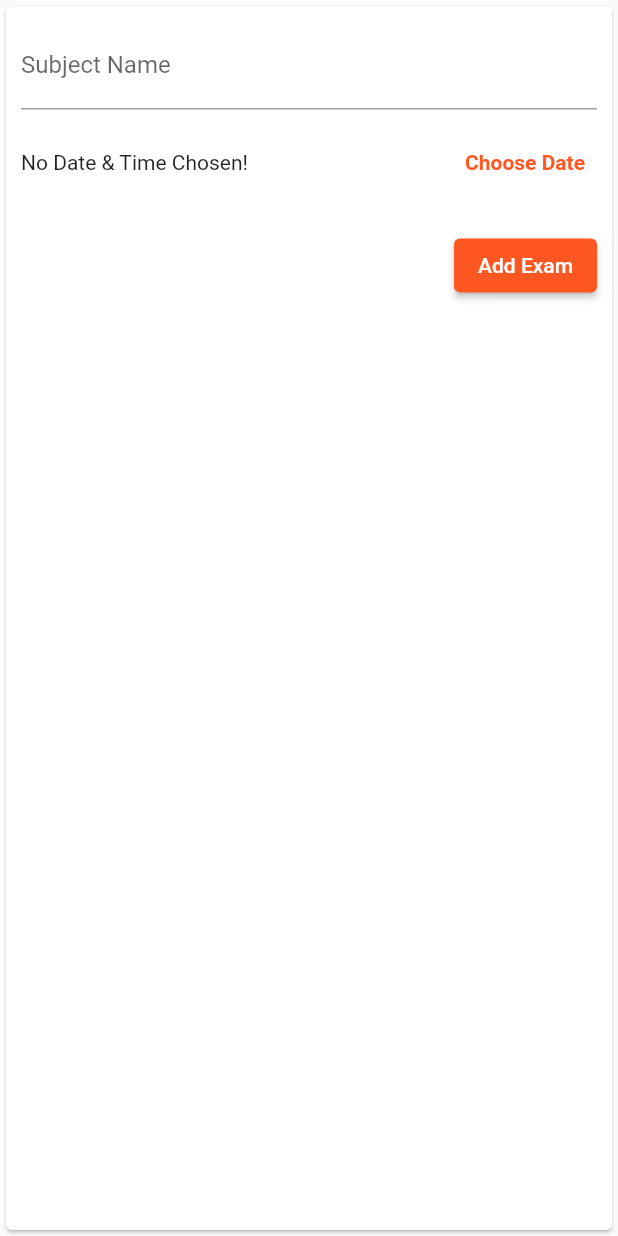
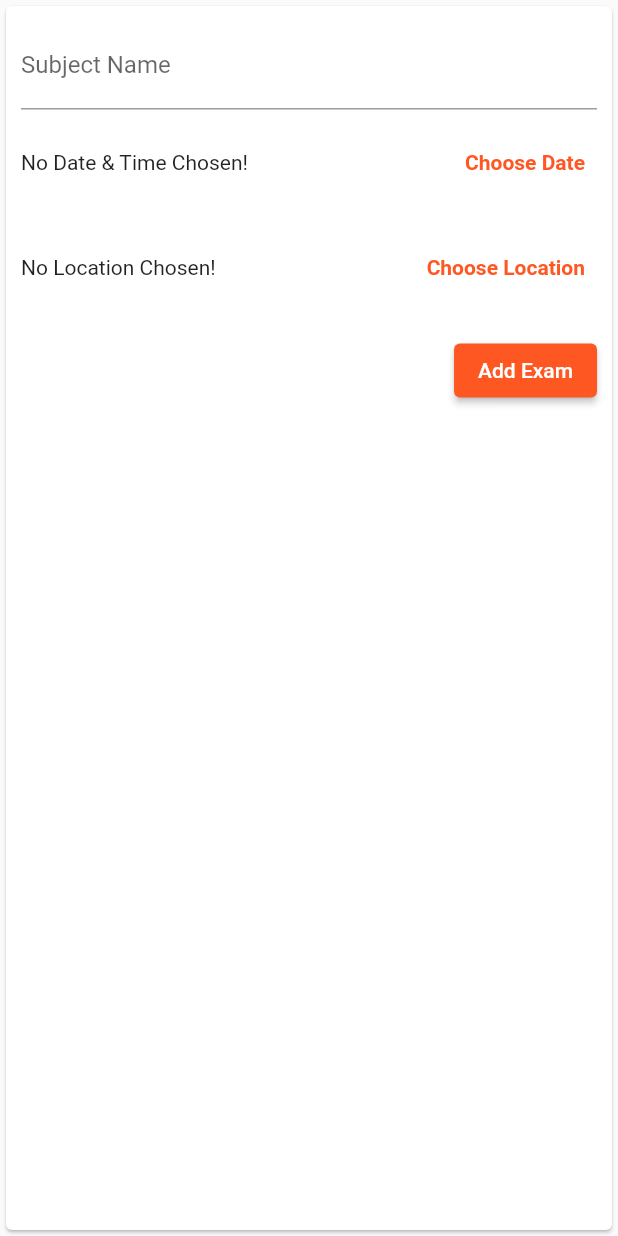
Before and after one commit to dev-marko/mis_lab_5, a Flutter app: the NewExam widget shown alone on an empty page, opened directly, after a tap on "Add Exam", on a phone screen of 412 x 824 dp. Run offline on Flutter 3.47's test engine with Material 2 defaults, Android fonts, the phone set to English and light mode, and no system bars; our stand-ins replace firebase_auth, firebase_core, firebase_database, flutter_dotenv, flutter_local_notifications, google_maps_flutter and 4 more; missing offline and left inert: flutter_polyline_points; accounts and stored records are empty; network calls fail.

Commit message:
Update new_exam screen to include location picker

```diff
--- a/lib/widgets/new_exam.dart
+++ b/lib/widgets/new_exam.dart
@@ -1,7 +1,10 @@
 import 'package:flutter/material.dart';
+import 'package:google_maps_flutter/google_maps_flutter.dart';
 import 'package:intl/intl.dart';
+import 'package:mis_lab_4/screens/choose_location_screen.dart';
 import 'package:mis_lab_4/services/notification_service.dart';
 import 'package:provider/provider.dart';
+import '../models/location.dart';
 
 import '../models/exam.dart';
 import '../providers/exams_provider.dart';
@@ -16,6 +19,7 @@ class NewExam extends StatefulWidget {
 class _NewExamState extends State<NewExam> {
   final _subjectNameController = TextEditingController();
   DateTime? _selectedDate;
+  Location? _selectedLocation;
 
   Future<void> _submitExam() async {
     if (_subjectNameController.text.isEmpty) {
@@ -28,8 +32,13 @@ class _NewExamState extends State<NewExam> {
       return;
     }
 
-    await Provider.of<ExamsProvider>(context, listen: false)
-        .addExam(Exam(subjectName: enteredSubjectName, date: _selectedDate!));
+    await Provider.of<ExamsProvider>(context, listen: false).addExam(
+      Exam(
+        subjectName: enteredSubjectName,
+        date: _selectedDate!,
+        location: _selectedLocation,
+      ),
+    );
 
     NotificationService().showNotification(
       title: "New Exam!",
@@ -81,6 +90,25 @@ class _NewExamState extends State<NewExam> {
     });
   }
 
+  Future<void> _selectEventLocation(BuildContext context) async {
+    final result = await Navigator.push(
+      context,
+      MaterialPageRoute(builder: (context) => const ChooseLocationScreen()),
+    );
+
+    setState(() {
+      var lat = result['geometry']['location']['lat'];
+      var lng = result['geometry']['location']['lng'];
+      _selectedLocation = Location(
+        name: result['name'],
+        address: result['vicinity'],
+        coordinates: LatLng(lat, lng),
+      );
+    });
+
+    if (!mounted) return;
+  }
+
   @override
   Widget build(BuildContext context) {
     return Card(
@@ -116,6 +144,30 @@ class _NewExamState extends State<NewExam> {
                 ],
               ),
             ),
+            SizedBox(
+              height: 70,
+              child: Row(
+                mainAxisAlignment: MainAxisAlignment.spaceBetween,
+                children: [
+                  Text(
+                    _selectedLocation == null
+                        ? 'No Location Chosen!'
+                        : "Picked Location: ${_selectedLocation?.name}",
+                  ),
+                  TextButton(
+                    onPressed: () async {
+                      _selectEventLocation(context);
+                    },
+                    child: const Text(
+                      'Choose Location',
+                      style: TextStyle(
+                        fontWeight: FontWeight.bold,
+                      ),
+                    ),
+                  ),
+                ],
+              ),
+            ),
             Container(
               margin: const EdgeInsets.only(top: 10),
               child: ElevatedButton(
```
